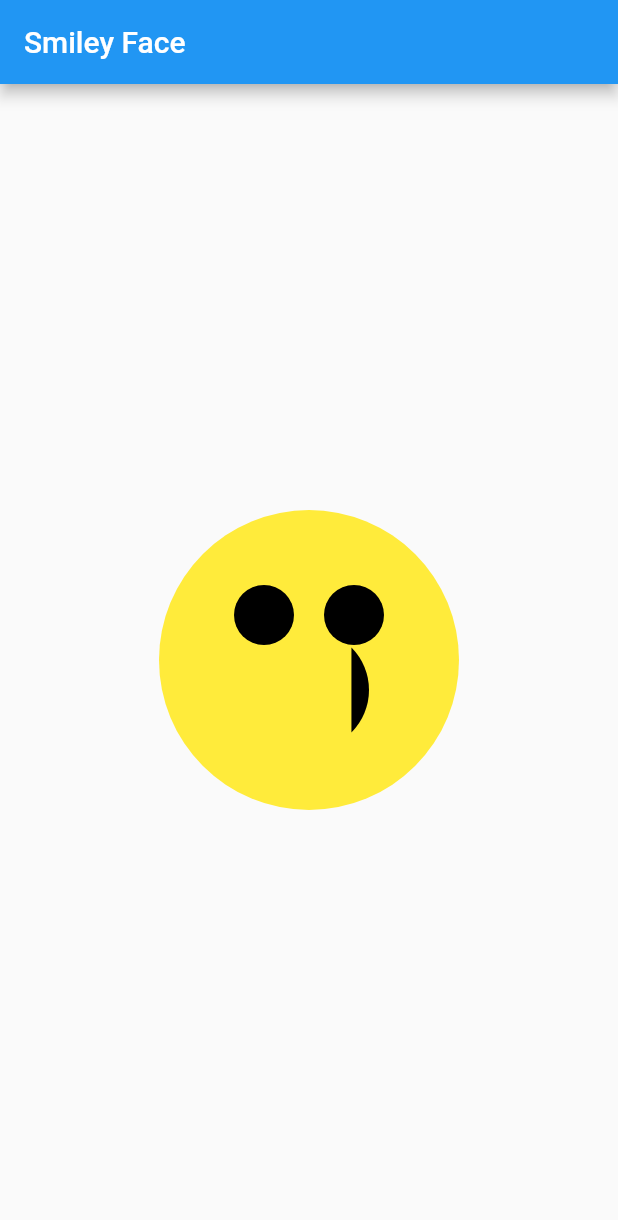
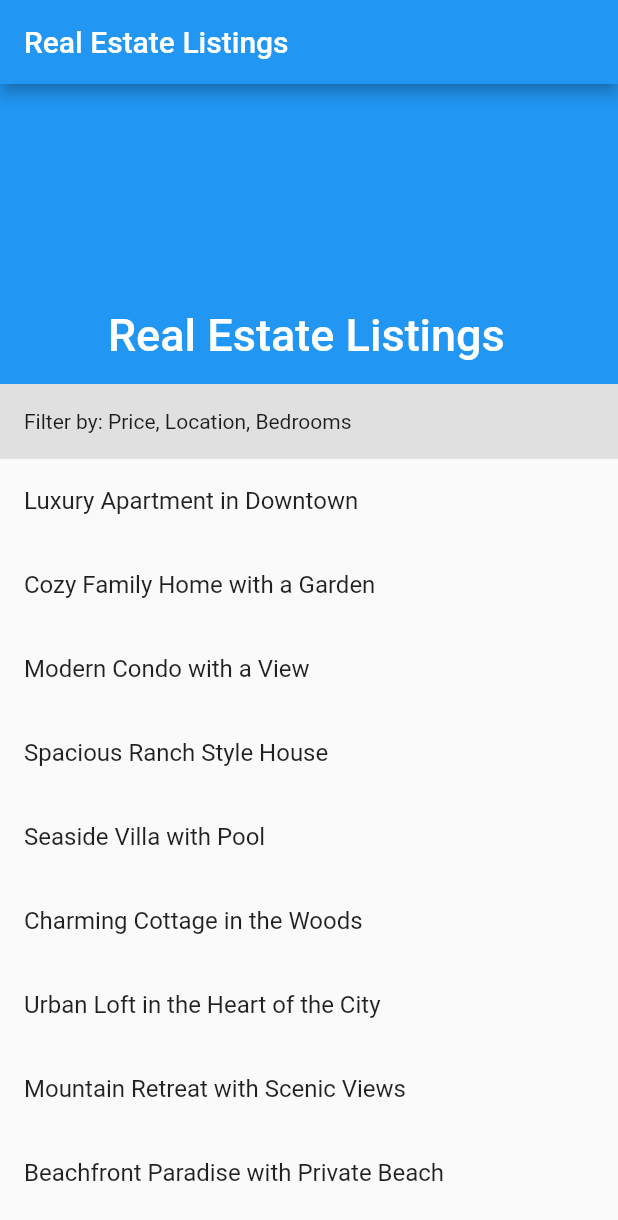
Before and after one commit to kosbaship/aqary_assessment, a Flutter app: the screen it shows after launch, on a phone screen of 412 x 824 dp. Shown: the top 1220 px of the screen. Run offline on Flutter 3.47's test engine with Material 2 defaults, Android fonts, the phone set to English and light mode, and no system bars; our stand-ins replace dio, equatable, flutter_bloc, flutter_sticky_header.

Commit message:
4- Create bouncing sticky header with infinite list

```diff
--- /dev/null
+++ b/lib/4_bouncing_sticky_header_with_infinite_list/list_with_sticky_header_view.dart
@@ -0,0 +1,114 @@
+import 'package:flutter/material.dart';
+import 'package:flutter_sticky_header/flutter_sticky_header.dart';
+
+class ListWithStickyHeaderView extends StatelessWidget {
+  final List<String> realEstateProperties = [
+    'Luxury Apartment in Downtown',
+    'Cozy Family Home with a Garden',
+    'Modern Condo with a View',
+    'Spacious Ranch Style House',
+    'Seaside Villa with Pool',
+    'Charming Cottage in the Woods',
+    'Urban Loft in the Heart of the City',
+    'Mountain Retreat with Scenic Views',
+    'Beachfront Paradise with Private Beach',
+    'Historic Mansion with Elegant Architecture',
+    'Contemporary Penthouse with Skyline Views',
+    'Rustic Cabin in a Peaceful Setting',
+    'Elegant Townhouse in a Gated Community',
+    'Luxury Apartment in Downtown',
+    'Cozy Family Home with a Garden',
+    'Modern Condo with a View',
+    'Spacious Ranch Style House',
+    'Seaside Villa with Pool',
+    'Charming Cottage in the Woods',
+    'Urban Loft in the Heart of the City',
+    'Mountain Retreat with Scenic Views',
+    'Beachfront Paradise with Private Beach',
+    'Historic Mansion with Elegant Architecture',
+    'Contemporary Penthouse with Skyline Views',
+    'Rustic Cabin in a Peaceful Setting',
+    'Elegant Townhouse in a Gated Community',
+    'Luxury Apartment in Downtown',
+    'Cozy Family Home with a Garden',
+    'Modern Condo with a View',
+    'Spacious Ranch Style House',
+    'Seaside Villa with Pool',
+    'Charming Cottage in the Woods',
+    'Urban Loft in the Heart of the City',
+    'Mountain Retreat with Scenic Views',
+    'Beachfront Paradise with Private Beach',
+    'Historic Mansion with Elegant Architecture',
+    'Contemporary Penthouse with Skyline Views',
+    'Rustic Cabin in a Peaceful Setting',
+    'Elegant Townhouse in a Gated Community',
+    'Luxury Apartment in Downtown',
+    'Cozy Family Home with a Garden',
+    'Modern Condo with a View',
+    'Spacious Ranch Style House',
+    'Seaside Villa with Pool',
+    'Charming Cottage in the Woods',
+    'Urban Loft in the Heart of the City',
+    'Mountain Retreat with Scenic Views',
+    'Beachfront Paradise with Private Beach',
+    'Historic Mansion with Elegant Architecture',
+    'Contemporary Penthouse with Skyline Views',
+    'Rustic Cabin in a Peaceful Setting',
+    'Elegant Townhouse in a Gated Community',
+    'Luxury Apartment in Downtown',
+    'Cozy Family Home with a Garden',
+    'Modern Condo with a View',
+    'Spacious Ranch Style House',
+    'Seaside Villa with Pool',
+    'Charming Cottage in the Woods',
+    'Urban Loft in the Heart of the City',
+    'Mountain Retreat with Scenic Views',
+    'Beachfront Paradise with Private Beach',
+    'Historic Mansion with Elegant Architecture',
+    'Contemporary Penthouse with Skyline Views',
+    'Rustic Cabin in a Peaceful Setting',
+    'Elegant Townhouse in a Gated Community',
+  ];
+
+    ListWithStickyHeaderView({super.key});
+
+  @override
+  Widget build(BuildContext context) {
+    return Scaffold(
+      appBar: AppBar(
+        title: const Text('Real Estate Listings'),
+      ),
+      body: CustomScrollView(
+        slivers: <Widget>[
+          const SliverAppBar(
+            expandedHeight: 200.0,
+            floating: false,
+            pinned: true,
+            flexibleSpace: FlexibleSpaceBar(
+              title: Text('Real Estate Listings'),
+            ),
+          ),
+          SliverStickyHeader(
+            header: Container(
+              height: 50.0,
+              color: Colors.grey[300],
+              padding: const EdgeInsets.symmetric(horizontal: 16.0),
+              alignment: Alignment.centerLeft,
+              child: const Text('Filter by: Price, Location, Bedrooms'),
+            ),
+            sliver: SliverList(
+              delegate: SliverChildBuilderDelegate(
+                    (BuildContext context, int index) {
+                  return ListTile(
+                    title: Text(realEstateProperties[index]),
+                  );
+                },
+                childCount: realEstateProperties.length,
+              ),
+            ),
+          ),
+        ],
+      ),
+    );
+  }
+}
--- a/lib/main.dart
+++ b/lib/main.dart
@@ -2,11 +2,12 @@ import 'package:flutter/material.dart';
 
 import '1_builder_pattern/rea_estate_property_view.dart';
 import '3_render_objects_with_custom_paints/smiley_face_view.dart';
+import '4_bouncing_sticky_header_with_infinite_list/list_with_sticky_header_view.dart';
 
 void main() {
   runApp(
-    const MaterialApp(
-      home: SmileyFace(),
+      MaterialApp(
+      home: ListWithStickyHeaderView(),
     ),
   );
 }
--- a/pubspec.yaml
+++ b/pubspec.yaml
@@ -19,6 +19,7 @@ dependencies:
   dio: ^5.0.8
   rxdart: ^0.26.0
   equatable: ^2.0.5
+  flutter_sticky_header: ^0.6.0
 
 
 dev_dependencies:
```
Also changed, not shown: pubspec.lock.
